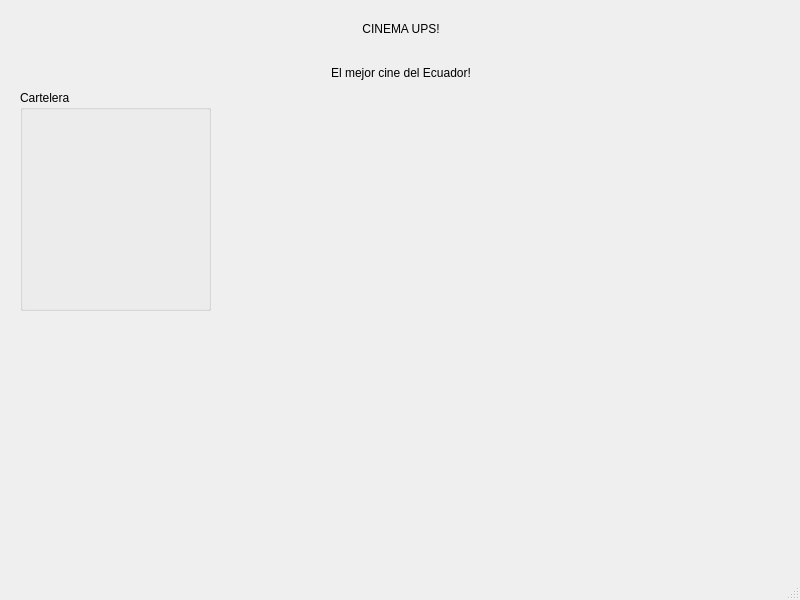
The window that principal.ui (JosephBano/P60-ProyectoParcial2) describes before a commit, drawn with Qt 5.
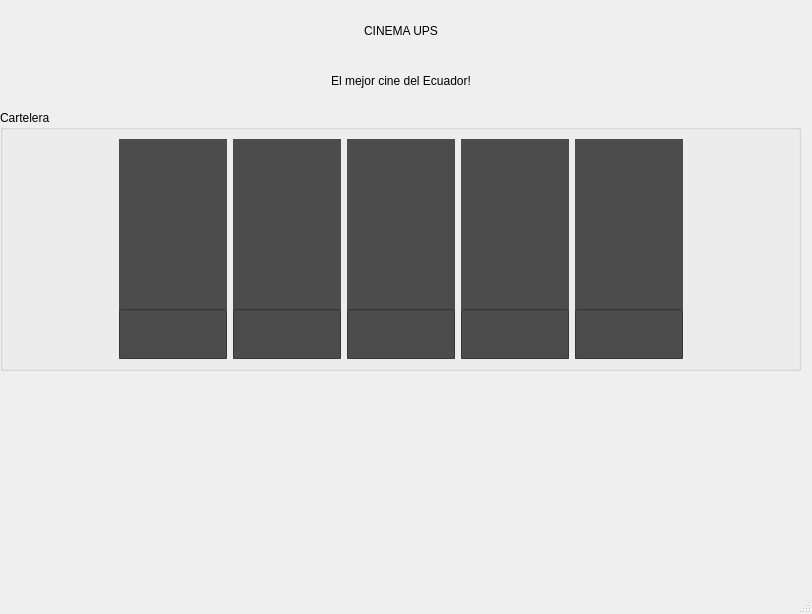
The same window after the commit. Icons and pictures are not drawn.

The edit to the form file:
```diff
--- a/principal.ui
+++ b/principal.ui
@@ -6,8 +6,8 @@
    <rect>
     <x>0</x>
     <y>0</y>
-    <width>800</width>
-    <height>600</height>
+    <width>812</width>
+    <height>614</height>
    </rect>
   </property>
   <property name="windowTitle">
@@ -17,15 +17,272 @@
    <widget class="QGroupBox" name="groupBox">
     <property name="geometry">
      <rect>
-      <x>20</x>
-      <y>90</y>
-      <width>191</width>
-      <height>221</height>
+      <x>0</x>
+      <y>110</y>
+      <width>801</width>
+      <height>261</height>
      </rect>
     </property>
+    <property name="minimumSize">
+     <size>
+      <width>0</width>
+      <height>251</height>
+     </size>
+    </property>
     <property name="title">
      <string>Cartelera</string>
     </property>
+    <layout class="QHBoxLayout" name="horizontalLayout_2">
+     <item>
+      <spacer name="horizontalSpacer_3">
+       <property name="orientation">
+        <enum>Qt::Horizontal</enum>
+       </property>
+       <property name="sizeHint" stdset="0">
+        <size>
+         <width>40</width>
+         <height>20</height>
+        </size>
+       </property>
+      </spacer>
+     </item>
+     <item>
+      <widget class="QWidget" name="option1" native="true">
+       <property name="styleSheet">
+        <string notr="true">background-color: rgb(76, 76, 76);</string>
+       </property>
+       <layout class="QVBoxLayout" name="verticalLayout_2">
+        <property name="spacing">
+         <number>0</number>
+        </property>
+        <property name="leftMargin">
+         <number>0</number>
+        </property>
+        <property name="topMargin">
+         <number>0</number>
+        </property>
+        <property name="rightMargin">
+         <number>0</number>
+        </property>
+        <property name="bottomMargin">
+         <number>0</number>
+        </property>
+        <item>
+         <widget class="QLabel" name="img1">
+          <property name="styleSheet">
+           <string notr="true">border-image: url(:/Resourses/MiniosCartelera.jpg);</string>
+          </property>
+          <property name="text">
+           <string/>
+          </property>
+         </widget>
+        </item>
+        <item>
+         <widget class="QLineEdit" name="info1">
+          <property name="minimumSize">
+           <size>
+            <width>0</width>
+            <height>50</height>
+           </size>
+          </property>
+         </widget>
+        </item>
+       </layout>
+      </widget>
+     </item>
+     <item>
+      <widget class="QWidget" name="option2" native="true">
+       <property name="styleSheet">
+        <string notr="true">background-color: rgb(76, 76, 76);</string>
+       </property>
+       <layout class="QVBoxLayout" name="verticalLayout_3">
+        <property name="spacing">
+         <number>0</number>
+        </property>
+        <property name="leftMargin">
+         <number>0</number>
+        </property>
+        <property name="topMargin">
+         <number>0</number>
+        </property>
+        <property name="rightMargin">
+         <number>0</number>
+        </property>
+        <property name="bottomMargin">
+         <number>0</number>
+        </property>
+        <item>
+         <widget class="QLabel" name="img2">
+          <property name="styleSheet">
+           <string notr="true">border-image: url(:/Resourses/ThorCartelera.jpg);</string>
+          </property>
+          <property name="text">
+           <string>&lt;html&gt;&lt;head/&gt;&lt;body&gt;&lt;p&gt;&lt;br/&gt;&lt;/p&gt;&lt;/body&gt;&lt;/html&gt;</string>
+          </property>
+         </widget>
+        </item>
+        <item>
+         <widget class="QLineEdit" name="info2">
+          <property name="minimumSize">
+           <size>
+            <width>0</width>
+            <height>50</height>
+           </size>
+          </property>
+         </widget>
+        </item>
+       </layout>
+      </widget>
+     </item>
+     <item>
+      <widget class="QWidget" name="option3" native="true">
+       <property name="styleSheet">
+        <string notr="true">background-color: rgb(76, 76, 76);</string>
+       </property>
+       <layout class="QVBoxLayout" name="verticalLayout_4">
+        <property name="spacing">
+         <number>0</number>
+        </property>
+        <property name="leftMargin">
+         <number>0</number>
+        </property>
+        <property name="topMargin">
+         <number>0</number>
+        </property>
+        <property name="rightMargin">
+         <number>0</number>
+        </property>
+        <property name="bottomMargin">
+         <number>0</number>
+        </property>
+        <item>
+         <widget class="QLabel" name="img3">
+          <property name="styleSheet">
+           <string notr="true">border-image: url(:/Resourses/SevenCartelera.jpg);</string>
+          </property>
+          <property name="text">
+           <string>&lt;html&gt;&lt;head/&gt;&lt;body&gt;&lt;p&gt;&lt;br/&gt;&lt;/p&gt;&lt;/body&gt;&lt;/html&gt;</string>
+          </property>
+         </widget>
+        </item>
+        <item>
+         <widget class="QLineEdit" name="info3">
+          <property name="minimumSize">
+           <size>
+            <width>0</width>
+            <height>50</height>
+           </size>
+          </property>
+         </widget>
+        </item>
+       </layout>
+      </widget>
+     </item>
+     <item>
+      <widget class="QWidget" name="option4" native="true">
+       <property name="styleSheet">
+        <string notr="true">background-color: rgb(76, 76, 76);</string>
+       </property>
+       <layout class="QVBoxLayout" name="verticalLayout_5">
+        <property name="spacing">
+         <number>0</number>
+        </property>
+        <property name="leftMargin">
+         <number>0</number>
+        </property>
+        <property name="topMargin">
+         <number>0</number>
+        </property>
+        <property name="rightMargin">
+         <number>0</number>
+        </property>
+        <property name="bottomMargin">
+         <number>0</number>
+        </property>
+        <item>
+         <widget class="QLabel" name="img4">
+          <property name="styleSheet">
+           <string notr="true">border-image: url(:/Resourses/LightyearCartelera.jpg);</string>
+          </property>
+          <property name="text">
+           <string/>
+          </property>
+         </widget>
+        </item>
+        <item>
+         <widget class="QLineEdit" name="info4">
+          <property name="minimumSize">
+           <size>
+            <width>0</width>
+            <height>50</height>
+           </size>
+          </property>
+         </widget>
+        </item>
+       </layout>
+      </widget>
+     </item>
+     <item>
+      <widget class="QWidget" name="option5" native="true">
+       <property name="styleSheet">
+        <string notr="true">background-color: rgb(76, 76, 76);</string>
+       </property>
+       <layout class="QVBoxLayout" name="verticalLayout_6">
+        <property name="spacing">
+         <number>0</number>
+        </property>
+        <property name="leftMargin">
+         <number>0</number>
+        </property>
+        <property name="topMargin">
+         <number>0</number>
+        </property>
+        <property name="rightMargin">
+         <number>0</number>
+        </property>
+        <property name="bottomMargin">
+         <number>0</number>
+        </property>
+        <item>
+         <widget class="QLabel" name="img5">
+          <property name="styleSheet">
+           <string notr="true">border-image: url(:/Resourses/JurworldCartelera.jpg);</string>
+          </property>
+          <property name="text">
+           <string/>
+          </property>
+         </widget>
+        </item>
+        <item>
+         <widget class="QLineEdit" name="info5">
+          <property name="minimumSize">
+           <size>
+            <width>0</width>
+            <height>50</height>
+           </size>
+          </property>
+          <property name="styleSheet">
+           <string notr="true">border-color: rgb(255, 0, 0);</string>
+          </property>
+         </widget>
+        </item>
+       </layout>
+      </widget>
+     </item>
+     <item>
+      <spacer name="horizontalSpacer_4">
+       <property name="orientation">
+        <enum>Qt::Horizontal</enum>
+       </property>
+       <property name="sizeHint" stdset="0">
+        <size>
+         <width>40</width>
+         <height>20</height>
+        </size>
+       </property>
+      </spacer>
+     </item>
+    </layout>
    </widget>
    <widget class="QWidget" name="Encabezado" native="true">
     <property name="geometry">
@@ -33,9 +290,15 @@
       <x>0</x>
       <y>0</y>
       <width>801</width>
-      <height>101</height>
+      <height>111</height>
      </rect>
     </property>
+    <property name="minimumSize">
+     <size>
+      <width>0</width>
+      <height>111</height>
+     </size>
+    </property>
     <layout class="QHBoxLayout" name="horizontalLayout">
      <item>
       <spacer name="horizontalSpacer">
@@ -59,7 +322,7 @@
            <string notr="true">font: 63 italic 43pt &quot;URW Bookman&quot;;</string>
           </property>
           <property name="text">
-           <string>CINEMA UPS!</string>
+           <string>CINEMA UPS</string>
           </property>
           <property name="alignment">
            <set>Qt::AlignCenter</set>
```
Left out of the diff: 4 changed lines with no effect on the pictures.
